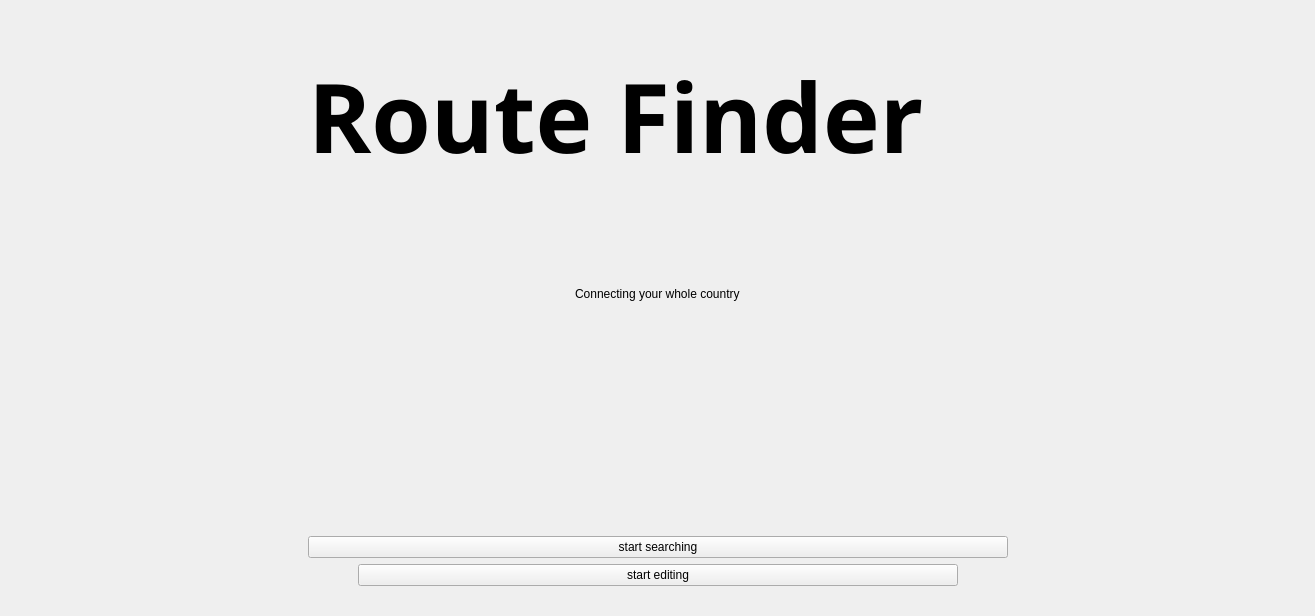
Above: welcome.ui from mariamelkondakly/GuideMe before the change. Below: the same form after it.
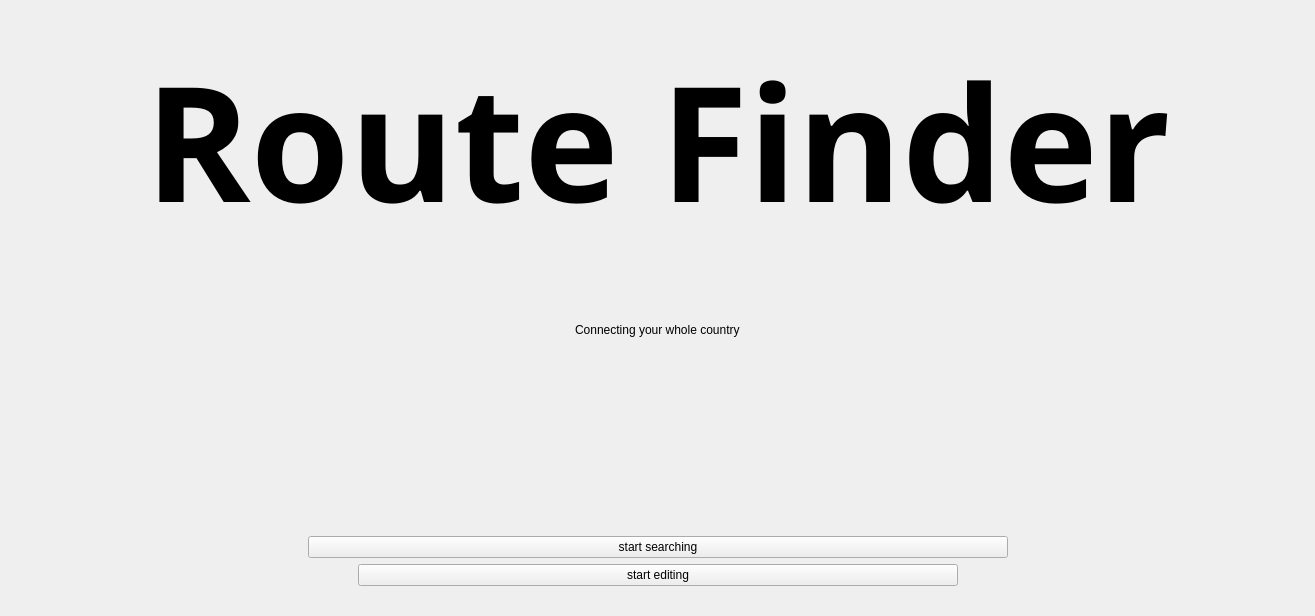
That is the form after the change.

Diff of the .ui file:
```diff
--- a/welcome.ui
+++ b/welcome.ui
@@ -90,7 +90,7 @@
         <property name="font">
          <font>
           <family>Sitka Heading Semibold</family>
-          <pointsize>72</pointsize>
+          <pointsize>105</pointsize>
           <bold>true</bold>
          </font>
         </property>
@@ -98,7 +98,7 @@
          <string notr="true">rgb(255, 255, 255)</string>
         </property>
         <property name="text">
-         <string>&lt;html&gt;&lt;head/&gt;&lt;body&gt;&lt;p&gt;&lt;span style=&quot; font-size:72pt;&quot;&gt;Route Finder&lt;/span&gt;&lt;/p&gt;&lt;/body&gt;&lt;/html&gt;</string>
+         <string>&lt;html&gt;&lt;head/&gt;&lt;body&gt;&lt;p&gt;&lt;span style=&quot; font-size:120pt;&quot;&gt;Route Finder&lt;/span&gt;&lt;/p&gt;&lt;/body&gt;&lt;/html&gt;</string>
         </property>
        </widget>
       </item>
```
